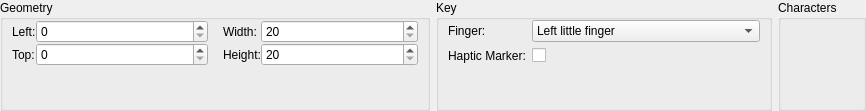
Before: the Qt Designer form src/ui/keyboardlayoutpropertieswidget.ui in KDE/ktouch, drawn with Qt 5.
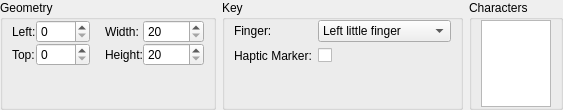
After: the same form once the commit is applied.

```diff
--- a/src/ui/keyboardlayoutpropertieswidget.ui
+++ b/src/ui/keyboardlayoutpropertieswidget.ui
@@ -6,8 +6,8 @@
    <rect>
     <x>0</x>
     <y>0</y>
-    <width>866</width>
-    <height>111</height>
+    <width>531</width>
+    <height>107</height>
    </rect>
   </property>
   <property name="sizePolicy">
@@ -222,7 +222,7 @@
             <item row="0" column="1">
              <widget class="QSpinBox" name="m_keyLeftSpinBox">
               <property name="sizePolicy">
-               <sizepolicy hsizetype="MinimumExpanding" vsizetype="Fixed">
+               <sizepolicy hsizetype="Expanding" vsizetype="Fixed">
                 <horstretch>0</horstretch>
                 <verstretch>0</verstretch>
                </sizepolicy>
@@ -238,7 +238,7 @@
             <item row="1" column="1">
              <widget class="QSpinBox" name="m_keyTopSpinBox">
               <property name="sizePolicy">
-               <sizepolicy hsizetype="MinimumExpanding" vsizetype="Fixed">
+               <sizepolicy hsizetype="Expanding" vsizetype="Fixed">
                 <horstretch>0</horstretch>
                 <verstretch>0</verstretch>
                </sizepolicy>
@@ -277,7 +277,7 @@
             <item row="0" column="1">
              <widget class="QSpinBox" name="m_keyWidthSpinBox">
               <property name="sizePolicy">
-               <sizepolicy hsizetype="MinimumExpanding" vsizetype="Fixed">
+               <sizepolicy hsizetype="Expanding" vsizetype="Fixed">
                 <horstretch>0</horstretch>
                 <verstretch>0</verstretch>
                </sizepolicy>
@@ -306,7 +306,7 @@
             <item row="1" column="1">
              <widget class="QSpinBox" name="m_keyHeightSpinBox">
               <property name="sizePolicy">
-               <sizepolicy hsizetype="MinimumExpanding" vsizetype="Fixed">
+               <sizepolicy hsizetype="Expanding" vsizetype="Fixed">
                 <horstretch>0</horstretch>
                 <verstretch>0</verstretch>
                </sizepolicy>
@@ -368,7 +368,7 @@
               <item row="0" column="1">
                <widget class="QComboBox" name="m_keyFingerComboBox">
                 <property name="sizePolicy">
-                 <sizepolicy hsizetype="MinimumExpanding" vsizetype="Fixed">
+                 <sizepolicy hsizetype="Expanding" vsizetype="Fixed">
                   <horstretch>0</horstretch>
                   <verstretch>0</verstretch>
                  </sizepolicy>
@@ -447,6 +447,25 @@
               <property name="bottomMargin">
                <number>0</number>
               </property>
+              <item>
+               <widget class="QTableView" name="m_charactersView">
+                <property name="sizePolicy">
+                 <sizepolicy hsizetype="Expanding" vsizetype="Ignored">
+                  <horstretch>0</horstretch>
+                  <verstretch>0</verstretch>
+                 </sizepolicy>
+                </property>
+                <property name="selectionMode">
+                 <enum>QAbstractItemView::SingleSelection</enum>
+                </property>
+                <property name="selectionBehavior">
+                 <enum>QAbstractItemView::SelectRows</enum>
+                </property>
+                <attribute name="verticalHeaderVisible">
+                 <bool>false</bool>
+                </attribute>
+               </widget>
+              </item>
              </layout>
             </widget>
            </item>
```
